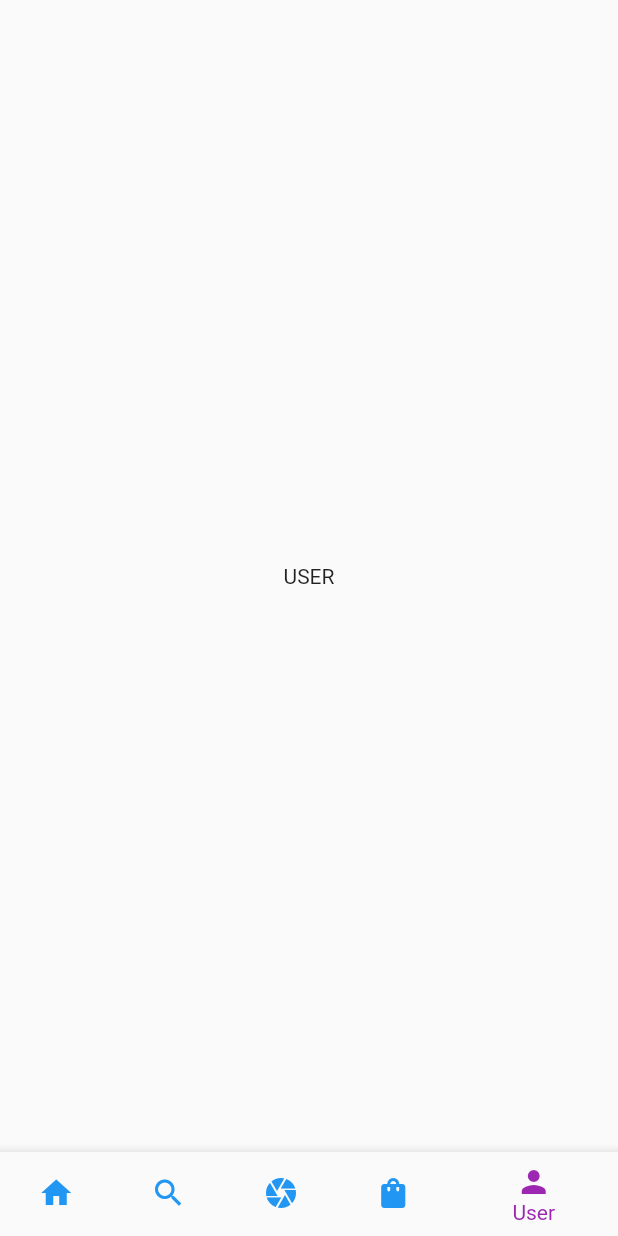
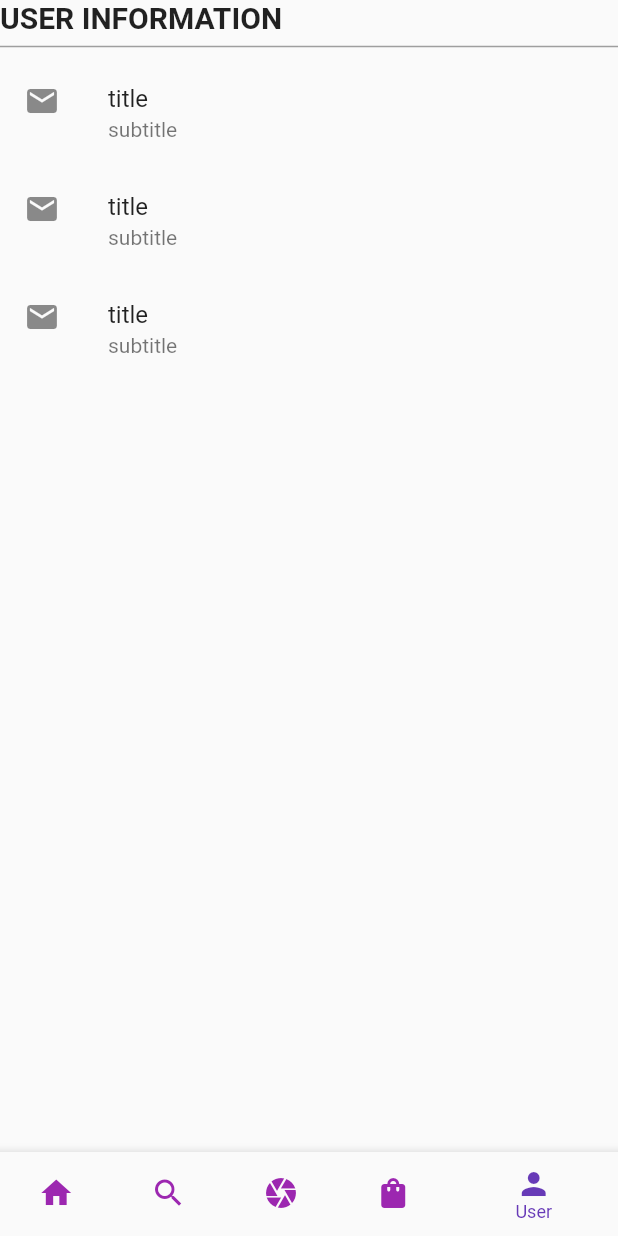
Before and after one commit to willyto3/Ciclo4-Proyecto, a Flutter app: the screen it shows after launch, item 5 of the bottom bar chosen, on a phone screen of 412 x 824 dp. Run offline on Flutter 3.47's test engine with Material 2 defaults, Android fonts, the light colour scheme and no system bars.

Commit message:
Trabajando en informacion de Usuario

```diff
--- a/ProyectoRedSocialGrupo9/block_chain_prism/lib/main.dart
+++ b/ProyectoRedSocialGrupo9/block_chain_prism/lib/main.dart
@@ -1,4 +1,5 @@
 import 'package:flutter/material.dart';
+
 import 'screens/bottom_bar.dart';
 
 void main() {
@@ -14,7 +15,8 @@ class MyApp extends StatelessWidget {
     return MaterialApp(
       title: 'Flutter Demo',
       theme: ThemeData(
-        primarySwatch: Colors.blue,
+        primarySwatch: Colors.purple,
+        splashColor: Colors.teal,
         visualDensity: VisualDensity.adaptivePlatformDensity,
       ),
       home: const BottomBarScreen(),
--- a/ProyectoRedSocialGrupo9/block_chain_prism/lib/screens/bottom_bar.dart
+++ b/ProyectoRedSocialGrupo9/block_chain_prism/lib/screens/bottom_bar.dart
@@ -40,9 +40,10 @@ class _BottomBarScreenState extends State<BottomBarScreen> {
         child: BottomNavigationBar(
           onTap: _selectedPage,
           backgroundColor: Theme.of(context).primaryColor,
-          selectedItemColor: Colors.purple,
+          selectedItemColor: Colors.deepPurple,
           unselectedItemColor: Theme.of(context).textSelectionColor,
           currentIndex: _selectedIndex,
+          selectedLabelStyle: const TextStyle(fontSize: 12.0),
           items: const [
             // Icono de Home
             BottomNavigationBarItem(
--- a/ProyectoRedSocialGrupo9/block_chain_prism/lib/screens/user.dart
+++ b/ProyectoRedSocialGrupo9/block_chain_prism/lib/screens/user.dart
@@ -6,9 +6,41 @@ class User extends StatelessWidget {
   @override
   Widget build(BuildContext context) {
     return Scaffold(
-      body: Center(
-        child: Text("USER"),
+      body: Column(
+        crossAxisAlignment: CrossAxisAlignment.start,
+        children: [
+          userTitle("USER INFORMATION"),
+          const Divider(
+            thickness: 1,
+            color: Colors.grey,
+          ),
+          userListTile("title", "subtitle", context),
+          userListTile("title", "subtitle", context),
+          userListTile("title", "subtitle", context),
+        ],
       ),
     );
   }
 }
+
+Widget userListTile(String title, String subTitle, BuildContext context) {
+  return Material(
+    color: Colors.transparent,
+    child: InkWell(
+      //splashColor: Theme.of(context).splashColor
+      child: ListTile(
+        onTap: () {},
+        title: Text(title),
+        subtitle: Text(subTitle),
+        leading: const Icon(Icons.email),
+      ),
+    ),
+  );
+}
+
+Widget userTitle(String title) {
+  return Text(
+    title,
+    style: const TextStyle(fontWeight: FontWeight.bold, fontSize: 20.0),
+  );
+}
--- a/ProyectoRedSocialGrupo9/block_chain_prism/pubspec.yaml
+++ b/ProyectoRedSocialGrupo9/block_chain_prism/pubspec.yaml
@@ -34,6 +34,8 @@ dependencies:
   # The following adds the Cupertino Icons font to your application.
   # Use with the CupertinoIcons class for iOS style icons.
   cupertino_icons: ^1.0.2
+  # uso de iconos de Flutter
+  flutter_icons: ^1.1.0
 
 dev_dependencies:
   flutter_test:
```
Also changed, not shown: ProyectoRedSocialGrupo9/block_chain_prism/pubspec.lock.
